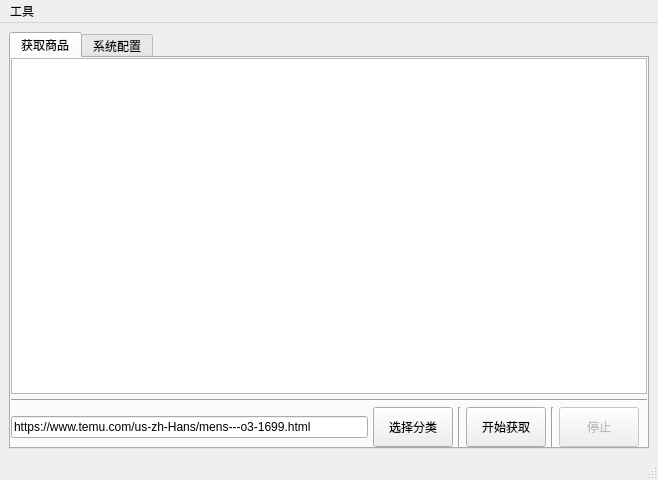
Above: ui/home.ui from izerui/temu-spider before the change. Below: the same form after it.
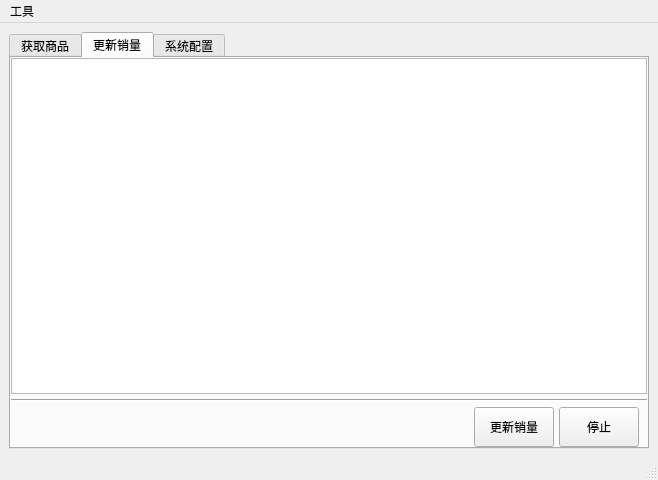
That is the form after the change. The open tabs and pages were chosen to show the change.

What changed in the file:
```diff
--- a/ui/home.ui
+++ b/ui/home.ui
@@ -192,6 +192,105 @@
         </item>
        </layout>
       </widget>
+      <widget class="QWidget" name="tab_2">
+       <attribute name="title">
+        <string>更新销量</string>
+       </attribute>
+       <layout class="QGridLayout" name="gridLayout_2">
+        <property name="leftMargin">
+         <number>0</number>
+        </property>
+        <property name="topMargin">
+         <number>0</number>
+        </property>
+        <property name="rightMargin">
+         <number>0</number>
+        </property>
+        <property name="bottomMargin">
+         <number>0</number>
+        </property>
+        <item row="0" column="0">
+         <layout class="QVBoxLayout" name="verticalLayout_2">
+          <item>
+           <layout class="QVBoxLayout" name="verticalLayout_3">
+            <property name="spacing">
+             <number>5</number>
+            </property>
+            <item>
+             <widget class="QTableView" name="tableView">
+              <property name="autoScrollMargin">
+               <number>16</number>
+              </property>
+              <attribute name="verticalHeaderMinimumSectionSize">
+               <number>21</number>
+              </attribute>
+              <attribute name="verticalHeaderDefaultSectionSize">
+               <number>30</number>
+              </attribute>
+             </widget>
+            </item>
+            <item>
+             <widget class="Line" name="line_4">
+              <property name="frameShadow">
+               <enum>QFrame::Shadow::Sunken</enum>
+              </property>
+              <property name="orientation">
+               <enum>Qt::Orientation::Horizontal</enum>
+              </property>
+             </widget>
+            </item>
+            <item>
+             <layout class="QHBoxLayout" name="horizontalLayout_2">
+              <property name="rightMargin">
+               <number>8</number>
+              </property>
+              <item>
+               <spacer name="horizontalSpacer">
+                <property name="orientation">
+                 <enum>Qt::Orientation::Horizontal</enum>
+                </property>
+                <property name="sizeHint" stdset="0">
+                 <size>
+                  <width>40</width>
+                  <height>20</height>
+                 </size>
+                </property>
+               </spacer>
+              </item>
+              <item>
+               <widget class="QPushButton" name="pushButton_3">
+                <property name="minimumSize">
+                 <size>
+                  <width>0</width>
+                  <height>40</height>
+                 </size>
+                </property>
+                <property name="text">
+                 <string>更新销量</string>
+                </property>
+               </widget>
+              </item>
+              <item>
+               <widget class="QPushButton" name="pushButton_2">
+                <property name="minimumSize">
+                 <size>
+                  <width>0</width>
+                  <height>40</height>
+                 </size>
+                </property>
+                <property name="text">
+                 <string>停止</string>
+                </property>
+               </widget>
+              </item>
+             </layout>
+            </item>
+           </layout>
+          </item>
+         </layout>
+        </item>
+       </layout>
+      </widget>
       <widget class="QWidget" name="tab_3">
        <attribute name="title">
         <string>系统配置</string>
```
